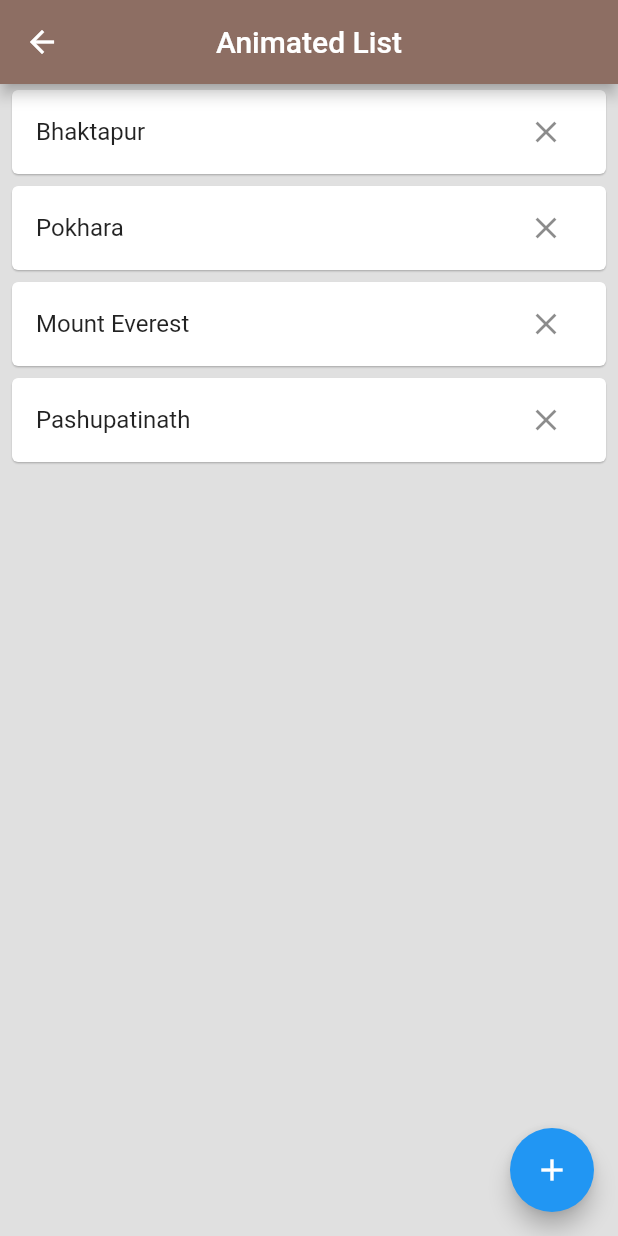
After one commit to doivjpxx/ft_ui_challenge_animation, a Flutter app: the MyAnimation5 screen opened by its route, after a tap on the "clear" icon, after a tap on the "add" icon, on a phone screen of 412 x 824 dp. The commit adds this screen. Run offline on Flutter 3.47's test engine with Material 2 defaults, Android fonts, the phone set to English and light mode, and no system bars; our stand-ins replace cached_network_image, flutter_swiper; missing offline and left inert: bottomreveal.

Commit message:
completed animation 5

```diff
--- /dev/null
+++ b/lib/animation_5.dart
@@ -0,0 +1,139 @@
+import 'package:flutter/material.dart';
+
+List<String> places = [
+  "Nuwakot",
+  "Dhaulagiri",
+  "Rara",
+  "Muktinath",
+  "Pashupatinath"
+];
+
+class MyAnimation5 extends StatefulWidget {
+  @override
+  _MyAnimation5State createState() => _MyAnimation5State();
+}
+
+class _MyAnimation5State extends State<MyAnimation5> {
+  List<String> items;
+  GlobalKey<AnimatedListState> _listKey = GlobalKey<AnimatedListState>();
+
+  @override
+  void initState() {
+    super.initState();
+    items = ["Kathmandu", "Bhaktapur", "Pokhara", "Mount Everest"];
+  }
+
+  @override
+  Widget build(BuildContext context) {
+    return Scaffold(
+      appBar: AppBar(
+        title: Text('Animated List'),
+        centerTitle: true,
+        backgroundColor: Colors.brown[400],
+      ),
+      backgroundColor: Colors.grey.shade300,
+      body: AnimatedList(
+        key: _listKey,
+        initialItemCount: items.length,
+        itemBuilder: (context, index, animate) {
+          return SlideTransition(
+              position: Tween<Offset>(begin: Offset(1, 0), end: Offset.zero)
+                  .animate(animate),
+              child: BorderedContainer(
+                margin:
+                    const EdgeInsets.symmetric(vertical: 4.0, horizontal: 8.0),
+                padding: const EdgeInsets.all(0),
+                child: ListTile(
+                  title: Text(items[index]),
+                  trailing: IconButton(
+                    icon: Icon(Icons.clear),
+                    onPressed: () {
+                      _listKey.currentState.removeItem(index,
+                          (context, animation) {
+                        String removedItem = items.removeAt(index);
+                        return SizeTransition(
+                          sizeFactor: animation,
+                          axis: Axis.vertical,
+                          child: BorderedContainer(
+                            margin: const EdgeInsets.symmetric(
+                                vertical: 4.0, horizontal: 8.0),
+                            padding: const EdgeInsets.all(0),
+                            child: ListTile(
+                              title: Text(removedItem),
+                            ),
+                          ),
+                        );
+                      });
+                      setState(() {});
+                    },
+                  ),
+                ),
+              ));
+        },
+      ),
+      floatingActionButton: FloatingActionButton(
+        child: Icon(Icons.add),
+        onPressed: () {
+          places.shuffle(); // random
+          items.insert(items.length, places[0]); // push item to array
+          _listKey.currentState.insertItem(items.length - 1);
+          setState(() {});
+        },
+      ),
+    );
+  }
+}
+
+class BorderedContainer extends StatelessWidget {
+  final String title;
+  final Widget child;
+  final double height;
+  final double width;
+  final EdgeInsets padding;
+  final EdgeInsets margin;
+  final Color color;
+  final double elevation;
+
+  const BorderedContainer({
+    Key key,
+    this.title,
+    this.child,
+    this.height,
+    this.padding,
+    this.margin,
+    this.color,
+    this.width = double.infinity,
+    this.elevation = 0.5,
+  }) : super(key: key);
+
+  @override
+  Widget build(BuildContext context) {
+    return Card(
+      elevation: elevation,
+      color: color,
+      margin: margin ?? const EdgeInsets.all(0),
+      child: Container(
+        padding: padding ?? const EdgeInsets.all(16.0),
+        width: width,
+        height: height,
+        child: title == null
+            ? child
+            : Column(
+                mainAxisSize: MainAxisSize.min,
+                crossAxisAlignment: CrossAxisAlignment.start,
+                children: <Widget>[
+                  Text(title,
+                      style: TextStyle(
+                          fontWeight: FontWeight.bold, fontSize: 28.0)),
+                  if (child != null) ...[
+                    const SizedBox(
+                      height: 10.0,
+                    ),
+                    child
+                  ]
+                ],
+              ),
+      ),
+    );
+  }
+}
--- a/lib/home_page.dart
+++ b/lib/home_page.dart
@@ -5,7 +5,7 @@ class MyHomePage extends StatelessWidget {
   Widget build(BuildContext context) {
     return Scaffold(
       body: ListView.builder(
-        itemCount: 4,
+        itemCount: 5,
         itemBuilder: (context, index) {
           return ListTile(
             title: _buildText(index),
@@ -31,6 +31,9 @@ class MyHomePage extends StatelessWidget {
       case 3:
         _title = 'Bottom Bar Animation';
         break;
+      case 4:
+        _title = 'Animated List';
+        break;
       default:
         break;
     }
@@ -51,6 +54,9 @@ class MyHomePage extends StatelessWidget {
       case 3:
         Navigator.pushNamed(context, '/four');
         break;
+      case 4:
+        Navigator.pushNamed(context, '/five');
+        break;
       default:
         break;
     }
--- a/lib/main.dart
+++ b/lib/main.dart
@@ -4,6 +4,7 @@ import 'package:ui_challenge_animation/animation_3.dart';
 import 'package:ui_challenge_animation/animation_4.dart';
 
 import 'animation_2/animation_2.dart';
+import 'animation_5.dart';
 import 'home_page.dart';
 
 void main() => runApp(MyApp());
@@ -19,7 +20,8 @@ class MyApp extends StatelessWidget {
         '/first': (context) => MyAnimation1(),
         '/second': (context) => MyAnimation2(),
         '/third': (context) => MyAnimation3(),
-        '/four': (context) => MyAnimation4()
+        '/four': (context) => MyAnimation4(),
+        '/five': (context) => MyAnimation5()
       },
     );
   }
```
Also changed, not shown: pubspec.lock.
